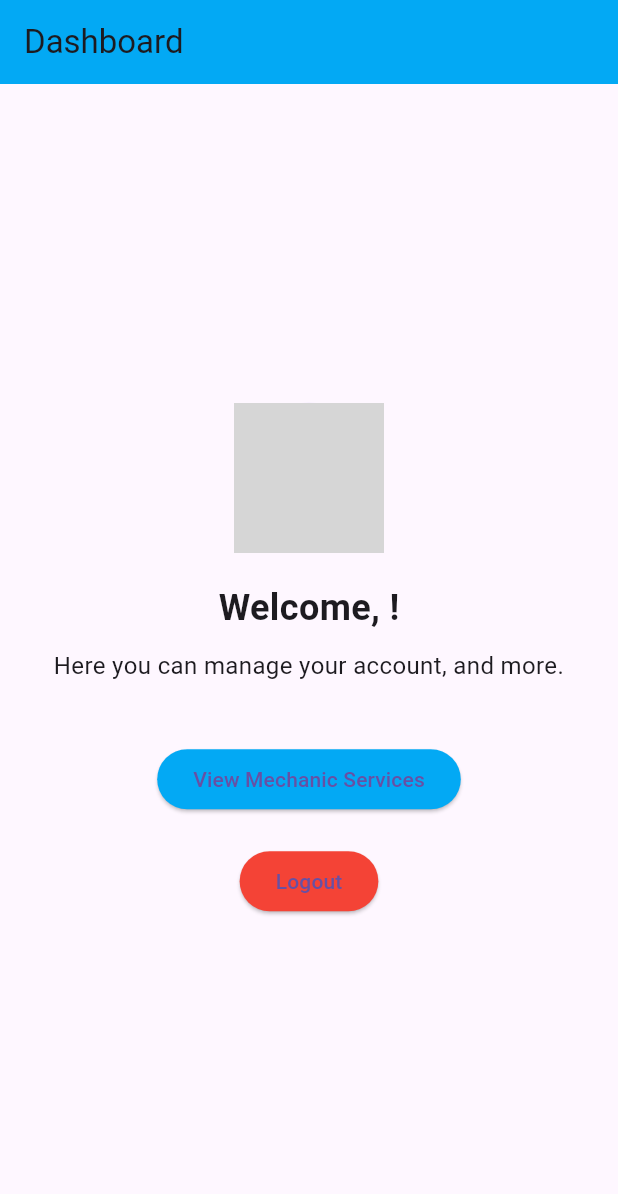
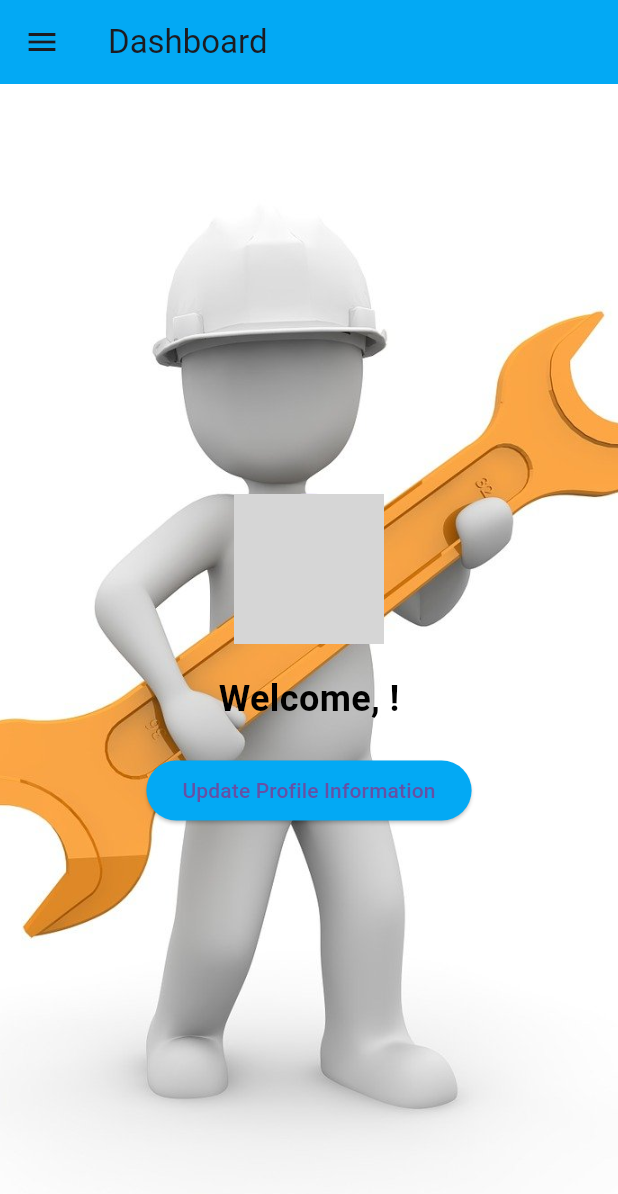
Before and after one commit to ohis-coder/mechspace, a Flutter app: the DashboardScreen screen opened directly with empty values, on a phone screen of 412 x 824 dp. Shown: the top 1194 px of the screen. Run offline on Flutter 3.47's test engine with Material 3 defaults, Android fonts, the light colour scheme and no system bars; our stand-ins replace cloud_firestore, firebase_auth, firebase_core, image_picker; accounts and stored records are empty; grey boxes are pictures that could not be loaded.

Commit message:
feat: Update user profile functionality
- Implemented phone number update in Firestore database.
- Added validation for phone number input to ensure correct format.
- Handled Firebase Auth exceptions to provide user feedback on password update.
- Updated Firestore path to correctly reference user documents as 'users/<userId>'.
- Addressed issue with phone number not updating in Firebase Authentication.
- Prepared for future implementation of phone number verification process.

```diff
--- a/lib/screens/dashboard_screen.dart
+++ b/lib/screens/dashboard_screen.dart
@@ -1,14 +1,14 @@
 import 'package:flutter/material.dart';
 import 'package:firebase_auth/firebase_auth.dart';
 import 'package:cloud_firestore/cloud_firestore.dart';
-import 'login_screen.dart'; // Import the login screen
+import 'login_screen.dart';
+import 'update_profile_screen.dart'; // Import the Update Profile screen
 import 'dart:io';
 
 class DashboardScreen extends StatefulWidget {
   final String name;
   final String imageUrl;
 
-  // Constructor to accept name and imageUrl
   DashboardScreen({required this.name, required this.imageUrl});
 
   @override
@@ -24,7 +24,7 @@ class _DashboardScreenState extends State<DashboardScreen> {
 
     // Clear navigation stack and push login screen
     Navigator.of(context).pushAndRemoveUntil(
-      MaterialPageRoute(builder: (context) => LoginScreen()), // Replace with your actual login screen
+      MaterialPageRoute(builder: (context) => LoginScreen()),
       (Route<dynamic> route) => false,
     );
   }
@@ -36,7 +36,62 @@ class _DashboardScreenState extends State<DashboardScreen> {
         title: Text('Dashboard'),
         backgroundColor: Colors.lightBlue,
       ),
-      body: Center(
+      // Drawer for sidebar menu
+      drawer: Drawer(
+        child: ListView(
+          padding: EdgeInsets.zero,
+          children: <Widget>[
+            DrawerHeader(
+              decoration: BoxDecoration(color: Colors.lightBlue),
+              child: Column(
+                mainAxisAlignment: MainAxisAlignment.center,
+                children: [
+                  CircleAvatar(
+                    radius: 40,
+                    backgroundImage: widget.imageUrl.isNotEmpty
+                        ? FileImage(File(widget.imageUrl))
+                        : AssetImage('assets/default_avatar.png') as ImageProvider,
+                  ),
+                  SizedBox(height: 10),
+                  Text(
+                    widget.name,
+                    style: TextStyle(
+                      color: Colors.white,
+                      fontSize: 20,
+                    ),
+                  ),
+                ],
+              ),
+            ),
+            ListTile(
+              title: Text('Update Profile Information'),
+              onTap: () {
+                // Navigate to Update Profile screen
+                Navigator.push(
+                  context,
+                  MaterialPageRoute(builder: (context) => UpdateProfileScreen()),
+                );
+              },
+            ),
+            ListTile(
+              title: Text('Logout'),
+              onTap: _logout, // Calls logout function
+            ),
+          ],
+        ),
+      ),
+      // Main content with backdrop
+      body: Stack(
+        children: [
+          Container(
+            decoration: BoxDecoration(
+              image: DecorationImage(
+                image: AssetImage('assets/mechspace_background.jpg'), // Your custom backdrop
+                fit: BoxFit.cover,
+              ),
+            ),
+          ),
+          Center(
             child: Column(
               mainAxisAlignment: MainAxisAlignment.center,
               children: [
@@ -49,35 +104,31 @@ class _DashboardScreenState extends State<DashboardScreen> {
                 SizedBox(height: 20),
                 Text(
                   'Welcome, ${widget.name}!',
-              style: TextStyle(fontSize: 24, fontWeight: FontWeight.bold),
-            ),
-            SizedBox(height: 10),
-            Text(
-              'Here you can manage your account, and more.',
-              textAlign: TextAlign.center,
-              style: TextStyle(fontSize: 16),
-            ),
-            SizedBox(height: 40),
-            ElevatedButton(
-              onPressed: () {
-                Navigator.pushNamed(context, '/mechanic_services');
-              },
-              child: Text('View Mechanic Services'),
-              style: ElevatedButton.styleFrom(
-                backgroundColor: Colors.lightBlue,
+                  style: TextStyle(
+                    fontSize: 24,
+                    fontWeight: FontWeight.bold,
+                    color: Colors.black,  // Changed welcome text color to red
                   ),
                 ),
                 SizedBox(height: 20),
                 ElevatedButton(
-              onPressed: _logout,
-              child: Text('Logout'),
+                  onPressed: () {
+                    // Navigate to Update Profile screen
+                    Navigator.push(
+                      context,
+                      MaterialPageRoute(builder: (context) => UpdateProfileScreen()),
+                    );
+                  },
+                  child: Text('Update Profile Information'),
                   style: ElevatedButton.styleFrom(
-                backgroundColor: Colors.red,
+                    backgroundColor: Colors.lightBlue,
                   ),
                 ),
               ],
             ),
           ),
+        ],
+      ),
     );
   }
 }
--- a/pubspec.yaml
+++ b/pubspec.yaml
@@ -36,6 +36,7 @@ dependencies:
   cloud_firestore: ^5.4.4
   firebase_storage: ^12.3.3
   permission_handler: ^11.3.1
+  image: ^4.3.0
   #google_mobile_ads: ^5.2.0
   #firebase_app_check: ^0.3.1+3
 
@@ -96,5 +97,6 @@ flutter:
   # For details regarding fonts from package dependencies,
   # see https://flutter.dev/to/font-from-package
 
-  #assets:
+  assets:
     #- assets/default_avatar.png
+    - assets/mechspace_background.jpg
```
Also changed, not shown: lib/screens/update_profile_screen.dart (added, +190 -0 lines), assets/mechspace_background.jpg (added), pubspec.lock. Lines whose indentation alone changed are shown as unchanged.
